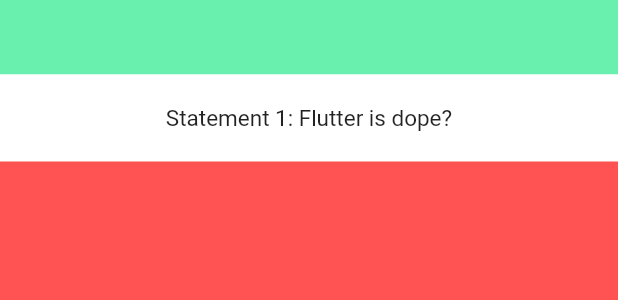
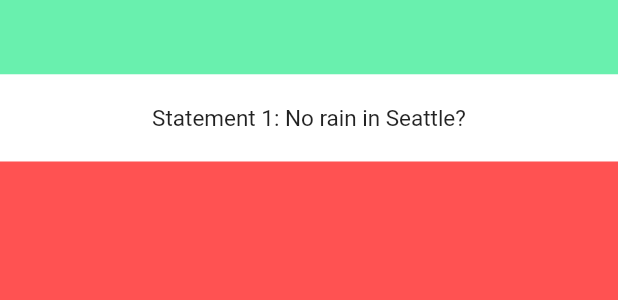
Before and after one commit to tclu82/quiz, a Flutter app: the QuizPage widget shown alone on an empty page, opened directly, on a phone screen of 412 x 824 dp. Shown: the part 500-800 px from the top of the screen. Run offline on Flutter 3.47's test engine with Material 2 defaults, Android fonts, the phone set to English and light mode, and no system bars.

Commit message:
Change some questions

```diff
--- a/lib/view/quiz_page.dart
+++ b/lib/view/quiz_page.dart
@@ -17,10 +17,10 @@ class QuizPageState extends State<QuizPage> {
   Question _currentQuestion;
 
   Quiz _quiz = new Quiz([
+    new Question("Coding is fun?", true),
     new Question("No rain in Seattle?", false),
-    new Question("Flutter is dope?", true),
-    new Question("Shool is boring?", false),
-    new Question("Learning is fun?", true),
+    new Question("Is this app cool?", true),
+    new Question("Is the iPhone X worth a grand?", false),
   ]);
 
   String _questionText;
```
